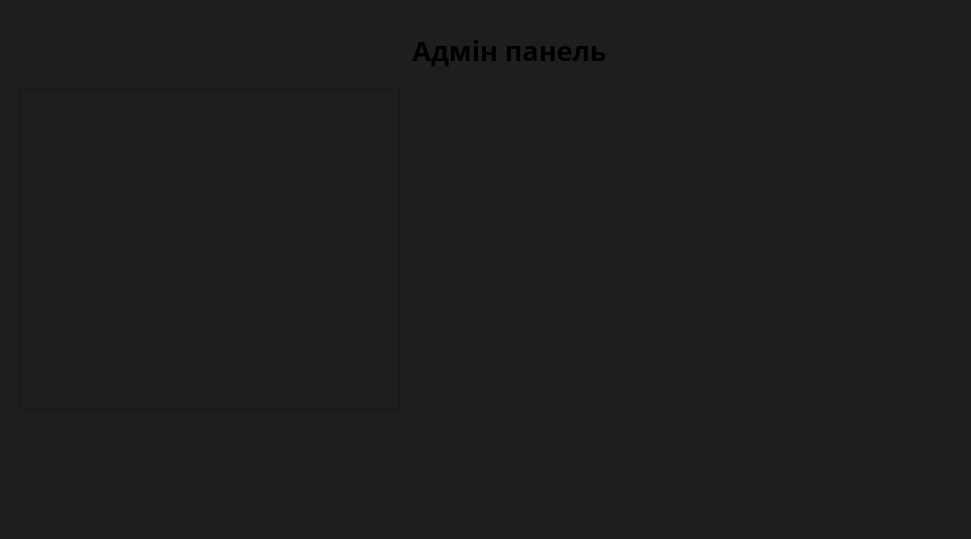
Old version of the form mainwindow.ui in the repository Woratt/Cinema.
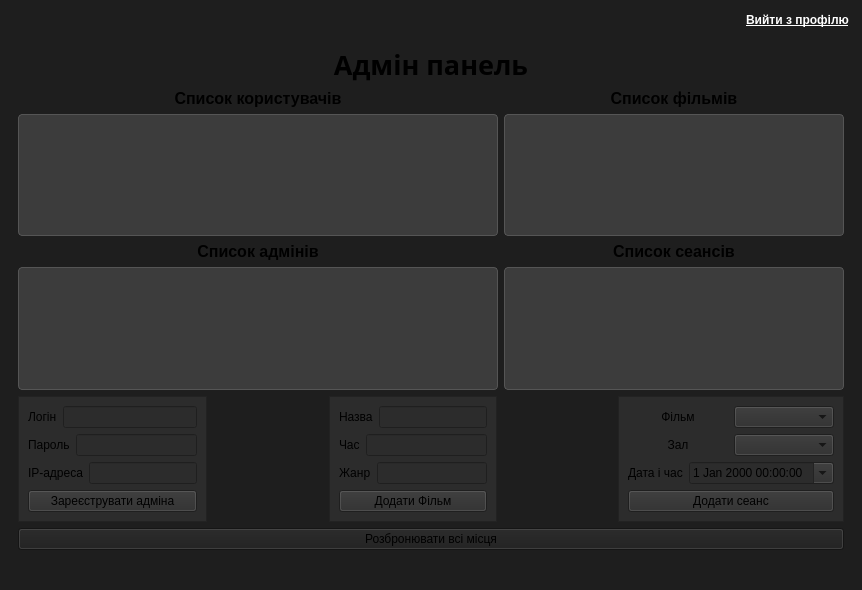
New version of the form.

Commit message: added admin panel

Diff of the .ui file:
```diff
--- a/mainwindow.ui
+++ b/mainwindow.ui
@@ -6,19 +6,54 @@
    <rect>
     <x>0</x>
     <y>0</y>
-    <width>971</width>
-    <height>539</height>
+    <width>862</width>
+    <height>590</height>
    </rect>
   </property>
+  <property name="sizePolicy">
+   <sizepolicy hsizetype="Expanding" vsizetype="Expanding">
+    <horstretch>0</horstretch>
+    <verstretch>0</verstretch>
+   </sizepolicy>
+  </property>
   <property name="windowTitle">
    <string>MainWindow</string>
   </property>
+  <property name="autoFillBackground">
+   <bool>false</bool>
+  </property>
   <property name="styleSheet">
    <string notr="true">background-color: #1E1E1E;</string>
   </property>
   <widget class="QWidget" name="centralwidget">
    <layout class="QGridLayout" name="gridLayout_6">
-    <item row="2" column="2">
+    <item row="0" column="0" alignment="Qt::AlignmentFlag::AlignRight">
+     <widget class="QPushButton" name="logoutButton">
+      <property name="maximumSize">
+       <size>
+        <width>150</width>
+        <height>16777215</height>
+       </size>
+      </property>
+      <property name="styleSheet">
+       <string notr="true">QPushButton {
+    background-color: transparent;   
+    color: #FFFFFF;                  
+    border: none;                    
+    padding: 4px;
+    font-weight: bold;
+    text-decoration: underline;      
+}
+QPushButton:hover {
+    color: #00D1A0;
+}</string>
+      </property>
+      <property name="text">
+       <string>Вийти з профілю</string>
+      </property>
+     </widget>
+    </item>
+    <item row="1" column="0" rowspan="2">
      <widget class="QStackedWidget" name="stackedWidget">
       <property name="autoFillBackground">
        <bool>false</bool>
@@ -2169,39 +2204,514 @@
        </layout>
       </widget>
       <widget class="QWidget" name="page_6">
-       <widget class="QTableWidget" name="usersTableWidget">
-        <property name="geometry">
-         <rect>
-          <x>10</x>
-          <y>80</y>
-          <width>381</width>
-          <height>321</height>
-         </rect>
-        </property>
-       </widget>
-       <widget class="QLabel" name="label_14">
-        <property name="geometry">
-         <rect>
-          <x>300</x>
-          <y>20</y>
-          <width>401</width>
-          <height>42</height>
-         </rect>
-        </property>
-        <property name="font">
-         <font>
-          <family>Lucida Sans Unicode</family>
-          <pointsize>20</pointsize>
-          <bold>true</bold>
-         </font>
-        </property>
-        <property name="text">
-         <string>Адмін панель</string>
-        </property>
-        <property name="alignment">
-         <set>Qt::AlignmentFlag::AlignCenter</set>
-        </property>
-       </widget>
+       <layout class="QGridLayout" name="gridLayout_10">
+        <item row="0" column="0">
+         <layout class="QVBoxLayout" name="verticalLayout_29">
+          <item>
+           <layout class="QVBoxLayout" name="verticalLayout_27">
+            <item>
+             <widget class="QLabel" name="headerTitle">
+              <property name="font">
+               <font>
+                <family>Lucida Sans Unicode</family>
+                <pointsize>20</pointsize>
+                <bold>true</bold>
+               </font>
+              </property>
+              <property name="text">
+               <string>Адмін панель</string>
+              </property>
+              <property name="alignment">
+               <set>Qt::AlignmentFlag::AlignCenter</set>
+              </property>
+             </widget>
+            </item>
+            <item>
+             <layout class="QHBoxLayout" name="horizontalLayout_14">
+              <item>
+               <layout class="QVBoxLayout" name="verticalLayout_26">
+                <item>
+                 <layout class="QVBoxLayout" name="verticalLayout_13">
+                  <item>
+                   <widget class="QLabel" name="sectionTitle23">
+                    <property name="font">
+                     <font>
+                      <pointsize>12</pointsize>
+                      <bold>true</bold>
+                     </font>
+                    </property>
+                    <property name="text">
+                     <string>Список користувачів</string>
+                    </property>
+                    <property name="alignment">
+                     <set>Qt::AlignmentFlag::AlignCenter</set>
+                    </property>
+                   </widget>
+                  </item>
+                  <item>
+                   <widget class="QTableWidget" name="usersTableWidget">
+                    <property name="minimumSize">
+                     <size>
+                      <width>480</width>
+                      <height>0</height>
+                     </size>
+                    </property>
+                    <property name="autoFillBackground">
+                     <bool>false</bool>
+                    </property>
+                    <property name="styleSheet">
+                     <string notr="true">QTableWidget {
+    background-color: #3c3c3c;
+    alternate-background-color: #333333; /* Чергування кольорів для рядків */
+    gridline-color: #4a4a4a;
+    border: 1px solid #555555;
+    selection-background-color: #007bff; /* Виділення рядка */
+    color: #f0f0f0;
+    border-radius: 4px;
+}
+
+/* Заголовки таблиць */
+QHeaderView::section {
+    background-color: #4a4a4a;
+    color: #ffffff;
+    padding: 6px;
+    border: 1px solid #555555;
+    font-weight: bold;
+}
+
+/* Вимикаємо стандартний вигляд кутового віджета */
+QTableCornerButton::section {
+    background-color: #4a4a4a;
+}</string>
+                    </property>
+                    <property name="frameShape">
+                     <enum>QFrame::Shape::Box</enum>
+                    </property>
+                    <property name="frameShadow">
+                     <enum>QFrame::Shadow::Sunken</enum>
+                    </property>
+                    <property name="verticalScrollBarPolicy">
+                     <enum>Qt::ScrollBarPolicy::ScrollBarAlwaysOff</enum>
+                    </property>
+                    <property name="horizontalScrollBarPolicy">
+                     <enum>Qt::ScrollBarPolicy::ScrollBarAlwaysOff</enum>
+                    </property>
+                   </widget>
+                  </item>
+                 </layout>
+                </item>
+                <item>
+                 <layout class="QVBoxLayout" name="verticalLayout_24">
+                  <item>
+                   <widget class="QLabel" name="sectionTitle_3">
+                    <property name="font">
+                     <font>
+                      <pointsize>12</pointsize>
+                      <bold>true</bold>
+                     </font>
+                    </property>
+                    <property name="text">
+                     <string>Список адмінів</string>
+                    </property>
+                    <property name="alignment">
+                     <set>Qt::AlignmentFlag::AlignCenter</set>
+                    </property>
+                   </widget>
+                  </item>
+                  <item>
+                   <widget class="QTableWidget" name="adminsTableWidget">
+                    <property name="styleSheet">
+                     <string notr="true">QTableWidget {
+    background-color: #3c3c3c;
+    alternate-background-color: #333333; /* Чергування кольорів для рядків */
+    gridline-color: #4a4a4a;
+    border: 1px solid #555555;
+    selection-background-color: #007bff; /* Виділення рядка */
+    color: #f0f0f0;
+    border-radius: 4px;
+}
+
+/* Заголовки таблиць */
+QHeaderView::section {
+    background-color: #4a4a4a;
+    color: #ffffff;
+    padding: 6px;
+    border: 1px solid #555555;
+    font-weight: bold;
+}
+
+/* Вимикаємо стандартний вигляд кутового віджета */
+QTableCornerButton::section {
+    background-color: #4a4a4a;
+}</string>
+                    </property>
+                   </widget>
+                  </item>
+                 </layout>
+                </item>
+               </layout>
+              </item>
+              <item>
+               <layout class="QVBoxLayout" name="verticalLayout_8">
+                <item>
+                 <widget class="QLabel" name="sectionTitle_2">
+                  <property name="font">
+                   <font>
+                    <pointsize>12</pointsize>
+                    <bold>true</bold>
+                   </font>
+                  </property>
+                  <property name="text">
+                   <string>Список фільмів</string>
+                  </property>
+                  <property name="alignment">
+                   <set>Qt::AlignmentFlag::AlignCenter</set>
+                  </property>
+                 </widget>
+                </item>
+                <item>
+                 <widget class="QTableWidget" name="adminMoviesTable">
+                  <property name="styleSheet">
+                   <string notr="true">QTableWidget {
+    background-color: #3c3c3c;
+    alternate-background-color: #333333; /* Чергування кольорів для рядків */
+    gridline-color: #4a4a4a;
+    border: 1px solid #555555;
+    selection-background-color: #007bff; /* Виділення рядка */
+    color: #f0f0f0;
+    border-radius: 4px;
+}
+
+/* Заголовки таблиць */
+QHeaderView::section {
+    background-color: #4a4a4a;
+    color: #ffffff;
+    padding: 6px;
+    border: 1px solid #555555;
+    font-weight: bold;
+}
+
+/* Вимикаємо стандартний вигляд кутового віджета */
+QTableCornerButton::section {
+    background-color: #4a4a4a;
+}</string>
+                  </property>
+                  <property name="verticalScrollBarPolicy">
+                   <enum>Qt::ScrollBarPolicy::ScrollBarAlwaysOff</enum>
+                  </property>
+                  <property name="horizontalScrollBarPolicy">
+                   <enum>Qt::ScrollBarPolicy::ScrollBarAlwaysOff</enum>
+                  </property>
+                 </widget>
+                </item>
+                <item>
+                 <widget class="QLabel" name="sectionTitle_4">
+                  <property name="font">
+                   <font>
+                    <pointsize>12</pointsize>
+                    <bold>true</bold>
+                   </font>
+                  </property>
+                  <property name="text">
+                   <string>Список сеансів</string>
+                  </property>
+                  <property name="alignment">
+                   <set>Qt::AlignmentFlag::AlignCenter</set>
+                  </property>
+                 </widget>
+                </item>
+                <item>
+                 <widget class="QTableWidget" name="tableWidget_2">
+                  <property name="styleSheet">
+                   <string notr="true">QTableWidget {
+    background-color: #3c3c3c;
+    alternate-background-color: #333333; /* Чергування кольорів для рядків */
+    gridline-color: #4a4a4a;
+    border: 1px solid #555555;
+    selection-background-color: #007bff; /* Виділення рядка */
+    color: #f0f0f0;
+    border-radius: 4px;
+}
+
+/* Заголовки таблиць */
+QHeaderView::section {
+    background-color: #4a4a4a;
+    color: #ffffff;
+    padding: 6px;
+    border: 1px solid #555555;
+    font-weight: bold;
+}
+
+/* Вимикаємо стандартний вигляд кутового віджета */
+QTableCornerButton::section {
+    background-color: #4a4a4a;
+}</string>
+                  </property>
+                 </widget>
+                </item>
+               </layout>
+              </item>
+             </layout>
+            </item>
+           </layout>
+          </item>
+          <item>
+           <layout class="QHBoxLayout" name="horizontalLayout_24">
+            <item>
+             <widget class="QFrame" name="frame_6">
+              <property name="styleSheet">
+               <string notr="true">background-color: #2C2C2C;</string>
+              </property>
+              <property name="frameShape">
+               <enum>QFrame::Shape::StyledPanel</enum>
+              </property>
+              <property name="frameShadow">
+               <enum>QFrame::Shadow::Raised</enum>
+              </property>
+              <layout class="QGridLayout" name="gridLayout_7">
+               <item row="0" column="0">
+                <layout class="QVBoxLayout" name="verticalLayout_28">
+                 <item>
+                  <layout class="QHBoxLayout" name="horizontalLayout_21">
+                   <item>
+                    <widget class="QLabel" name="label_25">
+                     <property name="text">
+                      <string>Логін</string>
+                     </property>
+                    </widget>
+                   </item>
+                   <item>
+                    <widget class="QLineEdit" name="adminLoginRegisterEdit"/>
+                   </item>
+                  </layout>
+                 </item>
+                 <item>
+                  <layout class="QHBoxLayout" name="horizontalLayout_22">
+                   <item>
+                    <widget class="QLabel" name="label_26">
+                     <property name="text">
+                      <string>Пароль</string>
+                     </property>
+                    </widget>
+                   </item>
+                   <item>
+                    <widget class="QLineEdit" name="adminPasswordRegisterEdit"/>
+                   </item>
+                  </layout>
+                 </item>
+                 <item>
+                  <layout class="QHBoxLayout" name="horizontalLayout_23">
+                   <item>
+                    <widget class="QLabel" name="label_24">
+                     <property name="text">
+                      <string>IP-адреса</string>
+                     </property>
+                    </widget>
+                   </item>
+                   <item>
+                    <widget class="QLineEdit" name="adminIpRegisterEdit"/>
+                   </item>
+                  </layout>
+                 </item>
+                 <item>
+                  <widget class="QPushButton" name="registerAdminButton">
+                   <property name="text">
+                    <string>Зареєструвати адміна</string>
+                   </property>
+                  </widget>
+                 </item>
+                </layout>
+               </item>
+              </layout>
+             </widget>
+            </item>
+            <item>
+             <spacer name="horizontalSpacer_23">
+              <property name="orientation">
+               <enum>Qt::Orientation::Horizontal</enum>
+              </property>
+              <property name="sizeHint" stdset="0">
+               <size>
+                <width>40</width>
+                <height>20</height>
+               </size>
+              </property>
+             </spacer>
+            </item>
+            <item>
+             <widget class="QFrame" name="frame_7">
+              <property name="styleSheet">
+               <string notr="true">background-color: #2C2C2C;</string>
+              </property>
+              <property name="frameShape">
+               <enum>QFrame::Shape::StyledPanel</enum>
+              </property>
+              <property name="frameShadow">
+               <enum>QFrame::Shadow::Raised</enum>
+              </property>
+              <layout class="QGridLayout" name="gridLayout_8">
+               <item row="0" column="0">
+                <layout class="QVBoxLayout" name="verticalLayout_9">
+                 <item>
+                  <layout class="QHBoxLayout" name="horizontalLayout_18">
+                   <item>
+                    <widget class="QLabel" name="label_18">
+                     <property name="text">
+                      <string>Назва</string>
+                     </property>
+                    </widget>
+                   </item>
+                   <item>
+                    <widget class="QLineEdit" name="movieTitleEdit"/>
+                   </item>
+                  </layout>
+                 </item>
+                 <item>
+                  <layout class="QHBoxLayout" name="horizontalLayout_19">
+                   <item>
+                    <widget class="QLabel" name="label_19">
+                     <property name="text">
+                      <string>Час</string>
+                     </property>
+                    </widget>
+                   </item>
+                   <item>
+                    <widget class="QLineEdit" name="movieDurationEdit"/>
+                   </item>
+                  </layout>
+                 </item>
+                 <item>
+                  <layout class="QHBoxLayout" name="horizontalLayout_20">
+                   <item>
+                    <widget class="QLabel" name="label_20">
+                     <property name="text">
+                      <string>Жанр</string>
+                     </property>
+                    </widget>
+                   </item>
+                   <item>
+                    <widget class="QLineEdit" name="movieGenreEdit"/>
+                   </item>
+                  </layout>
+                 </item>
+                 <item>
+                  <widget class="QPushButton" name="addMovieButton">
+                   <property name="text">
+                    <string>Додати Фільм</string>
+                   </property>
+                  </widget>
+                 </item>
+                </layout>
+               </item>
+              </layout>
+             </widget>
+            </item>
+            <item>
+             <spacer name="horizontalSpacer_24">
+              <property name="orientation">
+               <enum>Qt::Orientation::Horizontal</enum>
+              </property>
+              <property name="sizeHint" stdset="0">
+               <size>
+                <width>40</width>
+                <height>20</height>
+               </size>
+              </property>
+             </spacer>
+            </item>
+            <item>
+             <widget class="QFrame" name="frame_8">
+              <property name="styleSheet">
+               <string notr="true">background-color: #2C2C2C;</string>
+              </property>
+              <property name="frameShape">
+               <enum>QFrame::Shape::StyledPanel</enum>
+              </property>
+              <property name="frameShadow">
+               <enum>QFrame::Shadow::Raised</enum>
+              </property>
+              <layout class="QGridLayout" name="gridLayout_9">
+               <item row="0" column="0">
+                <layout class="QVBoxLayout" name="verticalLayout_10">
+                 <item>
+                  <layout class="QHBoxLayout" name="horizontalLayout_15">
+                   <item>
+                    <widget class="QLabel" name="label_15">
+                     <property name="text">
+                      <string>Фільм</string>
+                     </property>
+                     <property name="alignment">
+                      <set>Qt::AlignmentFlag::AlignCenter</set>
+                     </property>
+                    </widget>
+                   </item>
+                   <item>
+                    <widget class="QComboBox" name="sessionMovieComboBox"/>
+                   </item>
+                  </layout>
+                 </item>
+                 <item>
+                  <layout class="QHBoxLayout" name="horizontalLayout_16">
+                   <item>
+                    <widget class="QLabel" name="label_16">
+                     <property name="text">
+                      <string>Зал</string>
+                     </property>
+                     <property name="alignment">
+                      <set>Qt::AlignmentFlag::AlignCenter</set>
+                     </property>
+                    </widget>
+                   </item>
+                   <item>
+                    <widget class="QComboBox" name="sessionHallComboBox"/>
+                   </item>
+                  </layout>
+                 </item>
+                 <item>
+                  <layout class="QHBoxLayout" name="horizontalLayout_17">
+                   <item>
+                    <widget class="QLabel" name="label_17">
+                     <property name="text">
+                      <string>Дата і час</string>
+                     </property>
+                     <property name="alignment">
+                      <set>Qt::AlignmentFlag::AlignCenter</set>
+                     </property>
+                    </widget>
+                   </item>
+                   <item>
+                    <widget class="QDateTimeEdit" name="sessionDateTimeEdit">
+                     <property name="calendarPopup">
+                      <bool>true</bool>
+                     </property>
+                    </widget>
+                   </item>
+                  </layout>
+                 </item>
+                 <item>
+                  <widget class="QPushButton" name="addSessionButton">
+                   <property name="text">
+                    <string>Додати сеанс</string>
+                   </property>
+                  </widget>
+                 </item>
+                </layout>
+               </item>
+              </layout>
+             </widget>
+            </item>
+           </layout>
+          </item>
+         </layout>
+        </item>
+        <item row="1" column="0">
+         <widget class="QPushButton" name="pushButton_3">
+          <property name="text">
+           <string>Розбронювати всі місця</string>
+          </property>
+         </widget>
+        </item>
+       </layout>
       </widget>
      </widget>
     </item>
```
Left out of the diff: 294 changed lines with no effect on the pictures. The commit also changes 11 other files.
